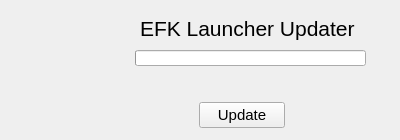
Above: updater.ui from ChristopheTdn/EFK-Launcher before the change. Below: the same form after it.
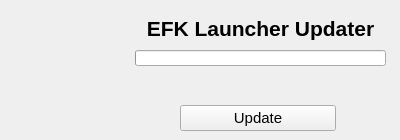
That is the form after the change. Icons and pictures are not drawn.

Commit message: EFK Updater > Systeme de traduction

Diff of the .ui file:
```diff
--- a/updater.ui
+++ b/updater.ui
@@ -66,25 +66,29 @@
      <rect>
       <x>140</x>
       <y>10</y>
-      <width>221</width>
+      <width>241</width>
       <height>36</height>
      </rect>
     </property>
     <property name="font">
      <font>
       <pointsize>16</pointsize>
+      <bold>true</bold>
      </font>
     </property>
     <property name="text">
      <string>EFK Launcher Updater</string>
     </property>
+    <property name="alignment">
+     <set>Qt::AlignCenter</set>
+    </property>
    </widget>
    <widget class="QPushButton" name="pushButton_ok">
     <property name="geometry">
      <rect>
-      <x>199</x>
-      <y>102</y>
-      <width>86</width>
+      <x>180</x>
+      <y>105</y>
+      <width>156</width>
       <height>26</height>
      </rect>
     </property>
@@ -102,7 +106,7 @@
      <rect>
       <x>135</x>
       <y>50</y>
-      <width>231</width>
+      <width>251</width>
       <height>16</height>
      </rect>
     </property>
@@ -116,9 +120,9 @@
    <widget class="QLabel" name="label_feedback">
     <property name="geometry">
      <rect>
-      <x>135</x>
+      <x>130</x>
       <y>70</y>
-      <width>226</width>
+      <width>256</width>
       <height>31</height>
      </rect>
     </property>
```
The commit also changes 19 other files.
